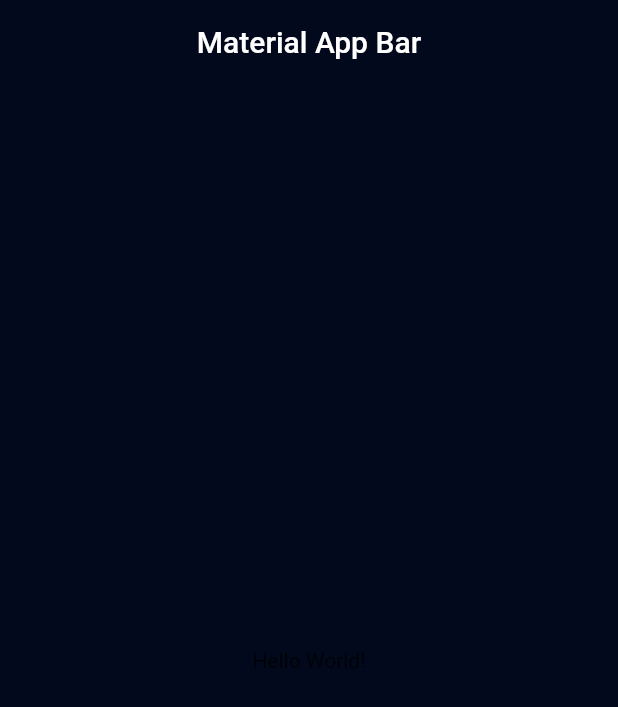
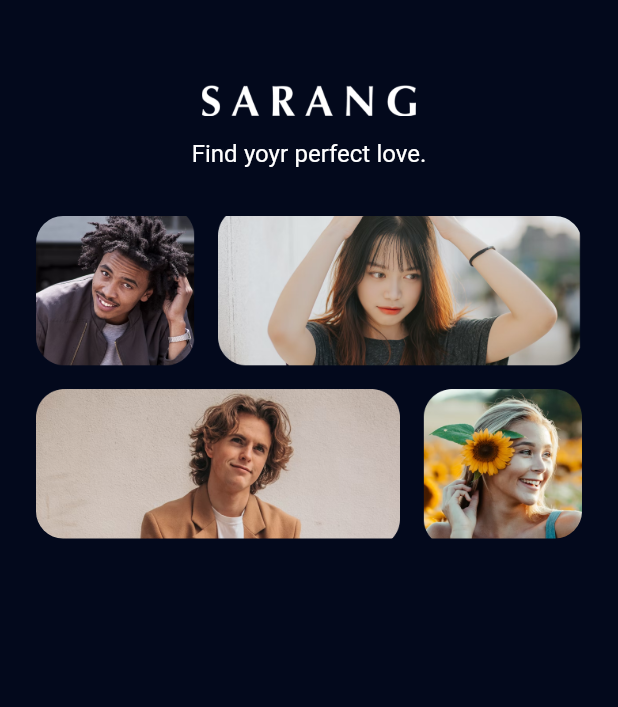
Before and after one commit to magerngoding/Tinder-App, a Flutter app: the screen it shows after launch, on a phone screen of 412 x 824 dp. Shown: the top 707 px of the screen. Run offline on Flutter 3.47's test engine with Material 2 defaults, Android fonts, the phone set to English and light mode, and no system bars; our stand-ins replace google_fonts.

Commit message:
Slicing sign up screen logo, tagline and hero widget

```diff
--- a/lib/src/app.dart
+++ b/lib/src/app.dart
@@ -1,4 +1,5 @@
 import 'package:flutter/material.dart';
+import 'package:tinder_app/src/features/authentication/presentation/sign_up_screen.dart';
 import 'package:tinder_app/src/theme_manager/theme_data.manager.dart';
 
 class AppScreen extends StatelessWidget {
@@ -12,13 +13,10 @@ class AppScreen extends StatelessWidget {
       debugShowCheckedModeBanner: false,
       title: 'Material App',
       theme: getApplicationThemeData(),
-      home: Scaffold(
-        appBar: AppBar(
-          title: const Text('Material App Bar'),
-          centerTitle: true,
-        ),
-        body: Center(child: Text('Hello World!')),
-      ),
+      initialRoute: SignUpScreen.routeName,
+      routes: {
+        SignUpScreen.routeName: (context) => SignUpScreen(),
+      },
     );
   }
 }
--- /dev/null
+++ b/lib/src/common_widgets/banner_widget.dart
@@ -0,0 +1,17 @@
+import 'package:flutter/material.dart';
+import 'package:tinder_app/src/common_widgets/hero_widget.dart';
+import 'package:tinder_app/src/common_widgets/logo_and_tagline_widget.dart';
+
+class BannerWidget extends StatelessWidget {
+  const BannerWidget({super.key});
+
+  @override
+  Widget build(BuildContext context) {
+    return Column(
+      children: [
+        LogoAndTagLineWidget(),
+        HeroWidget(),
+      ],
+    );
+  }
+}
--- /dev/null
+++ b/lib/src/common_widgets/hero_widget.dart
@@ -0,0 +1,31 @@
+// ignore_for_file: prefer_const_constructors
+
+import 'package:flutter/material.dart';
+import 'package:tinder_app/src/theme_manager/assets_image_icon_manager.dart';
+import 'package:tinder_app/src/theme_manager/values_manager.dart';
+
+class HeroWidget extends StatelessWidget {
+  const HeroWidget({super.key});
+
+  @override
+  Widget build(BuildContext context) {
+    return Container(
+      width: double.infinity,
+      height: 215,
+      margin: EdgeInsets.symmetric(
+        vertical: AppMargin.m30,
+      ),
+      decoration: BoxDecoration(
+        borderRadius: BorderRadius.circular(
+          AppSize.s18,
+        ),
+        image: DecorationImage(
+          image: AssetImage(
+            '${AssetsImageIconManager.assetPath}/hero_image.png',
+          ),
+          fit: BoxFit.cover,
+        ),
+      ),
+    );
+  }
+}
--- /dev/null
+++ b/lib/src/common_widgets/logo_and_tagline_widget.dart
@@ -0,0 +1,24 @@
+import 'package:flutter/material.dart';
+import 'package:tinder_app/src/common_widgets/logo_widget.dart';
+import 'package:tinder_app/src/theme_manager/style_manager.dart';
+import 'package:tinder_app/src/theme_manager/values_manager.dart';
+
+class LogoAndTagLineWidget extends StatelessWidget {
+  const LogoAndTagLineWidget({super.key});
+
+  @override
+  Widget build(BuildContext context) {
+    return Column(
+      children: [
+        LogoWidget(),
+        SizedBox(
+          height: AppSize.s6,
+        ),
+        Text(
+          'Find yoyr perfect love.',
+          style: getWhiteTextStyle(),
+        ),
+      ],
+    );
+  }
+}
--- /dev/null
+++ b/lib/src/common_widgets/logo_widget.dart
@@ -0,0 +1,23 @@
+// ignore_for_file: prefer_const_constructors
+
+import 'package:flutter/material.dart';
+import 'package:tinder_app/src/theme_manager/assets_image_icon_manager.dart';
+
+class LogoWidget extends StatelessWidget {
+  const LogoWidget({super.key});
+
+  @override
+  Widget build(BuildContext context) {
+    return Container(
+      width: 143,
+      height: 34,
+      decoration: BoxDecoration(
+        image: DecorationImage(
+          image: AssetImage(
+            '${AssetsImageIconManager.assetPath}/logo_image.png',
+          ),
+        ),
+      ),
+    );
+  }
+}
--- /dev/null
+++ b/lib/src/features/authentication/presentation/sign_up_screen.dart
@@ -0,0 +1,29 @@
+// ignore_for_file: prefer_const_constructors
+
+import 'package:flutter/material.dart';
+import 'package:tinder_app/src/common_widgets/banner_widget.dart';
+import 'package:tinder_app/src/theme_manager/values_manager.dart';
+
+class SignUpScreen extends StatelessWidget {
+  static const String routeName = '/sign-up';
+  const SignUpScreen({super.key});
+
+  @override
+  Widget build(BuildContext context) {
+    return Scaffold(
+      body: Padding(
+        padding: EdgeInsets.symmetric(
+          vertical: AppPadding.p50,
+          horizontal: AppPadding.p24,
+        ),
+        child: SingleChildScrollView(
+          child: Column(
+            children: [
+              BannerWidget(),
+            ],
+          ),
+        ),
+      ),
+    );
+  }
+}
--- a/lib/src/theme_manager/values_manager.dart
+++ b/lib/src/theme_manager/values_manager.dart
@@ -1,4 +1,4 @@
-class AsMargin {
+class AppMargin {
   static const double m2 = 2.0;
   static const double m4 = 4.0;
   static const double m8 = 8.0;
@@ -15,7 +15,7 @@ class AsMargin {
   static const double m40 = 40.0;
 }
 
-class AspPadding {
+class AppPadding {
   static const double p2 = 2.0;
   static const double p4 = 4.0;
   static const double p8 = 8.0;
@@ -30,11 +30,13 @@ class AspPadding {
   static const double p32 = 32.0;
   static const double p36 = 36.0;
   static const double p40 = 40.0;
+  static const double p50 = 50.0;
 }
 
 class AppSize {
   static const double s2 = 2.0;
   static const double s4 = 4.0;
+  static const double s6 = 6.0;
   static const double s8 = 8.0;
   static const double s12 = 12.0;
   static const double s16 = 16.0;
```
